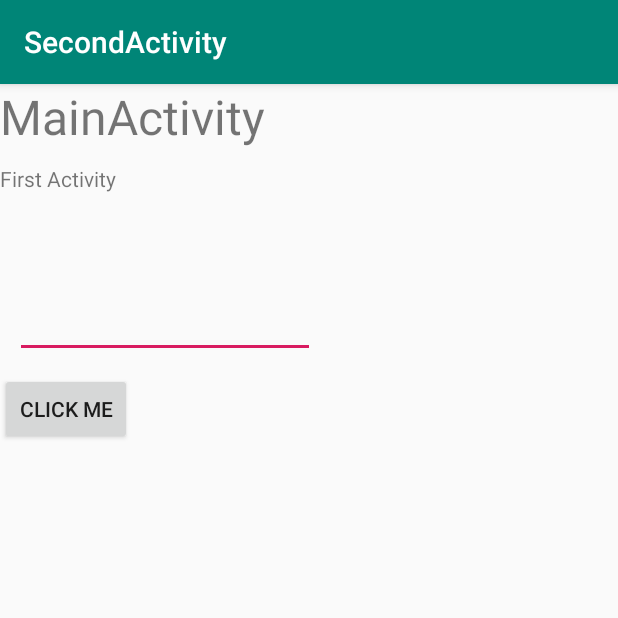
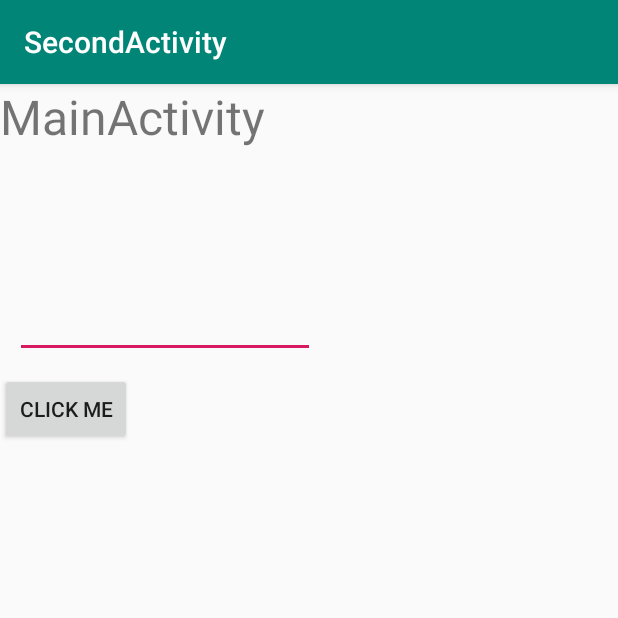
Before and after one commit to UnTamedLaw/AD340, an Android app: the screen it shows after launch (MainActivity), on a phone screen of 412 x 824 dp, the top half of it. Run offline under Robolectric (Android 15) with nearby library versions, the phone set to English and light mode, and no system bars.

```diff
--- a/HW2/app/src/main/res/layout/activity_main.xml
+++ b/HW2/app/src/main/res/layout/activity_main.xml
@@ -18,7 +18,7 @@
         android:id="@+id/message"
         android:layout_width="wrap_content"
         android:layout_height="wrap_content"
-        android:text="First Activity" />
+        android:text="" />
 
     <EditText
         android:id="@+id/messybox"
```
